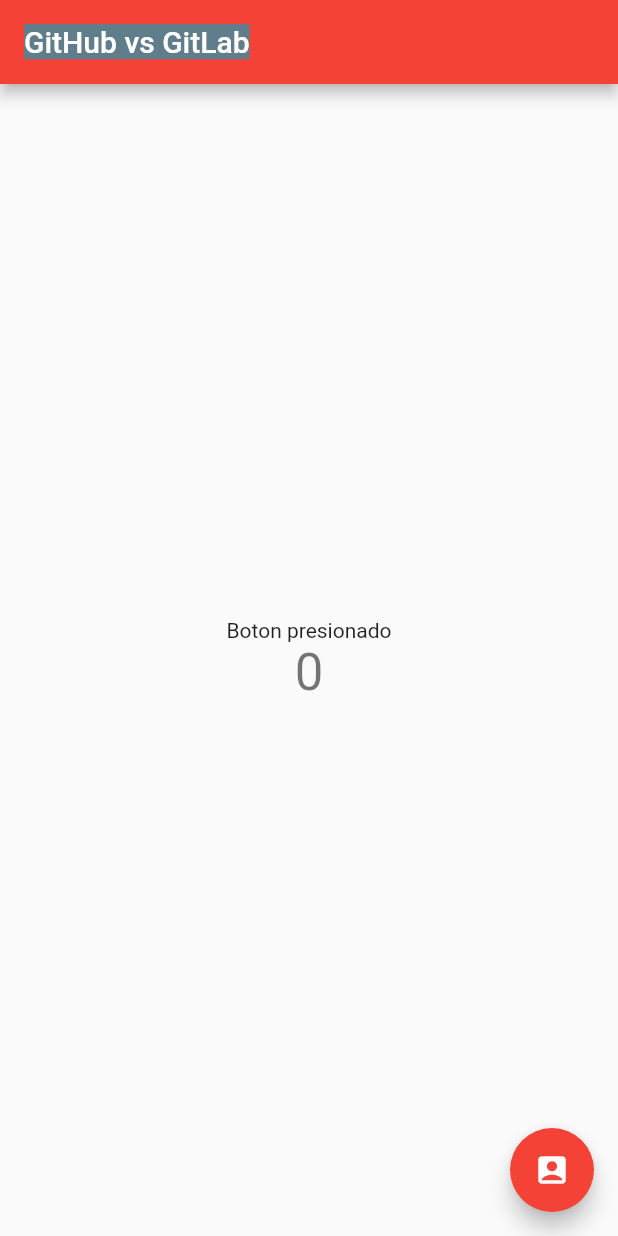
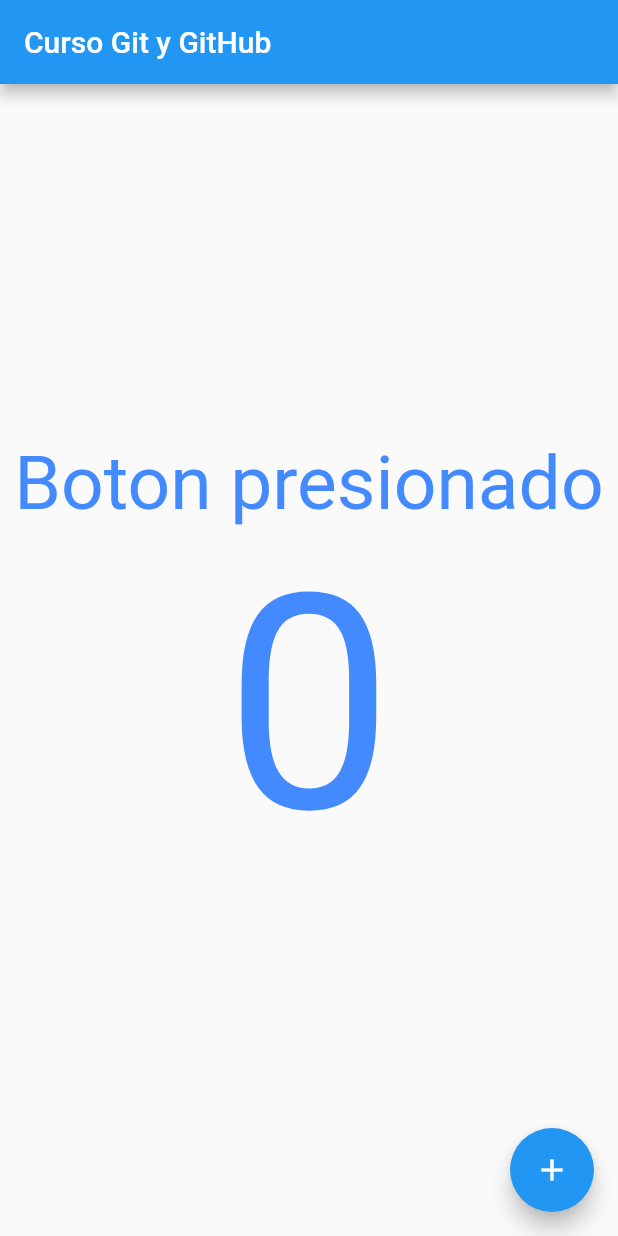
Before and after one commit to rmirandaPromad/Git_GitHub, a Flutter app: the screen it shows after launch, on a phone screen of 412 x 824 dp. Run offline on Flutter 3.47's test engine with Material 2 defaults, Android fonts, the phone set to English and light mode, and no system bars.

Commit message:
App terminada v1

```diff
--- a/lib/main.dart
+++ b/lib/main.dart
@@ -14,10 +14,10 @@ class MyApp extends StatelessWidget {
       debugShowCheckedModeBanner: false,
       title: 'Curso Git y GitHub',
       theme: ThemeData(
-
-        primarySwatch: Colors.red,
+        backgroundColor: Colors.blueGrey,
+        primarySwatch: Colors.blue,
       ),
-      home: const MyHomePage(title: 'GitHub vs GitLab'),
+      home: const MyHomePage(title: 'Curso Git y GitHub'),
     );
   }
 }
@@ -48,7 +48,7 @@ class _MyHomePageState extends State<MyHomePage> {
       appBar: AppBar(
         // Here we take the value from the MyHomePage object that was created by
         // the App.build method, and use it to set our appbar title.
-        title: Text(widget.title, style: TextStyle(backgroundColor: Colors.blueGrey),),
+        title: Text(widget.title),
       ),
       body: Center(
         // Center is a layout widget. It takes a single child and positions it
@@ -70,18 +70,18 @@ class _MyHomePageState extends State<MyHomePage> {
           // horizontal).
           mainAxisAlignment: MainAxisAlignment.center,
           children: <Widget>[
-            const Text('Boton presionado',),
+            const Text('Boton presionado', style: TextStyle(color: Colors.blueAccent, fontSize: 50),),
             Text(
               '$_counter',
-              style: Theme.of(context).textTheme.headline4,
+              style: const TextStyle(color: Colors.blueAccent, fontSize: 200),
             ),
           ],
         ),
       ),
       floatingActionButton: FloatingActionButton(
         onPressed: _incrementCounter,
-        tooltip: 'Contactos',
-        child: const Icon(Icons.account_box),
+        tooltip: 'Sumar',
+        child: const Icon(Icons.add),
       ), // This trailing comma makes auto-formatting nicer for build methods.
     );
   }
```
